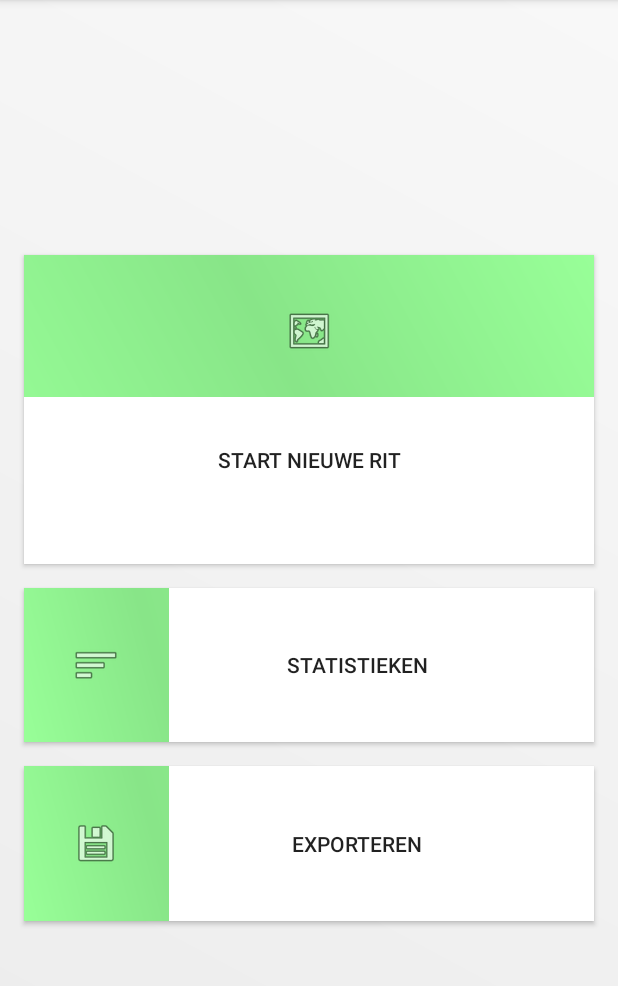
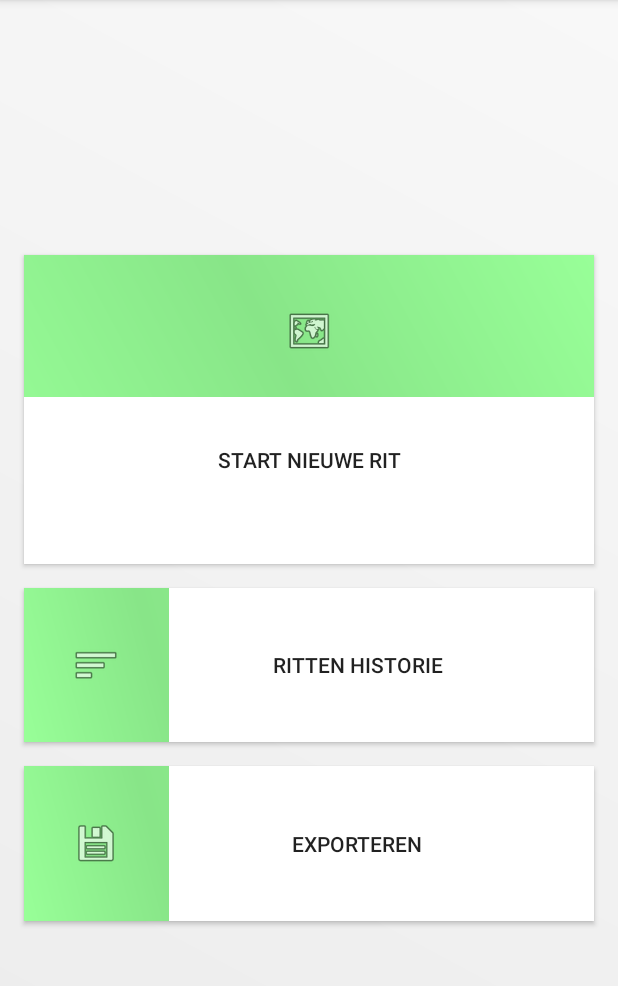
Before and after one commit to Lyr-7D1h/asodo, an Android app: the MainActivity screen opened directly, with no data from a screen before it, on a phone screen of 412 x 824 dp, the part 84-1070 px from its top. Run offline under Robolectric (Android 15) with nearby library versions, the phone set to English and light mode, and no system bars.

Commit message:
Rename statistieken

```diff
--- a/app/src/main/res/values/strings.xml
+++ b/app/src/main/res/values/strings.xml
@@ -53,6 +53,6 @@
     <string name="stats_statistics">Statistieken</string>
     <string name="activity_log_logo">Asodo</string>
     <string name="activity_main_start">Start nieuwe rit</string>
-    <string name="activity_main_statistics">statistieken</string>
+    <string name="activity_main_statistics">Ritten historie</string>
     <string name="activity_main_export">Exporteren</string>
 </resources>
```
